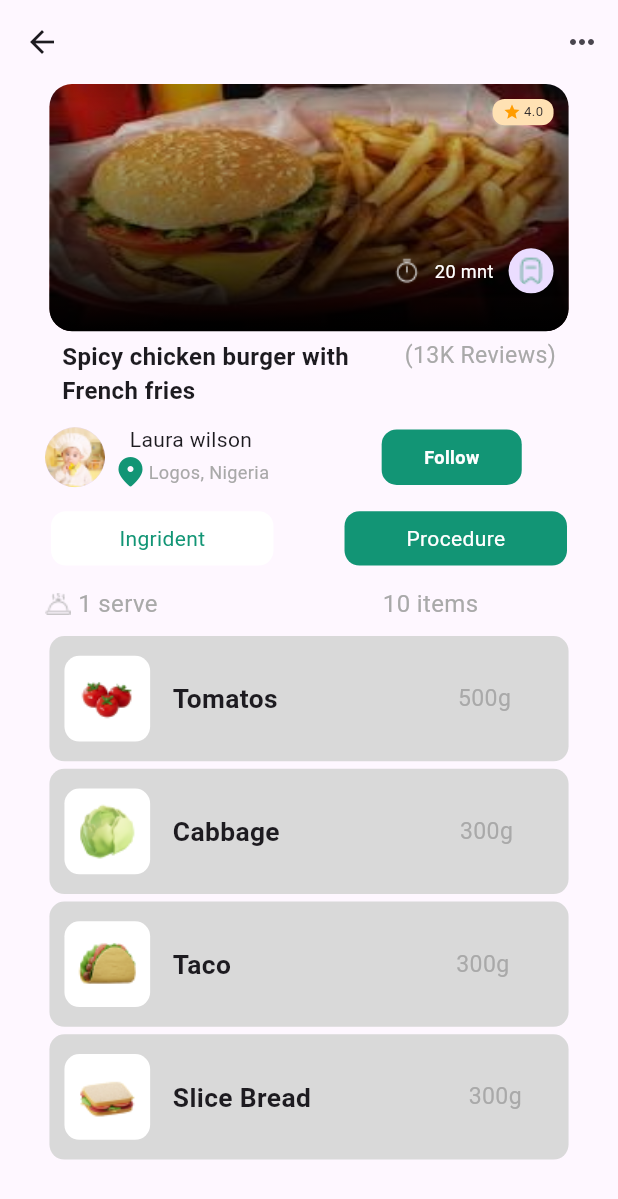
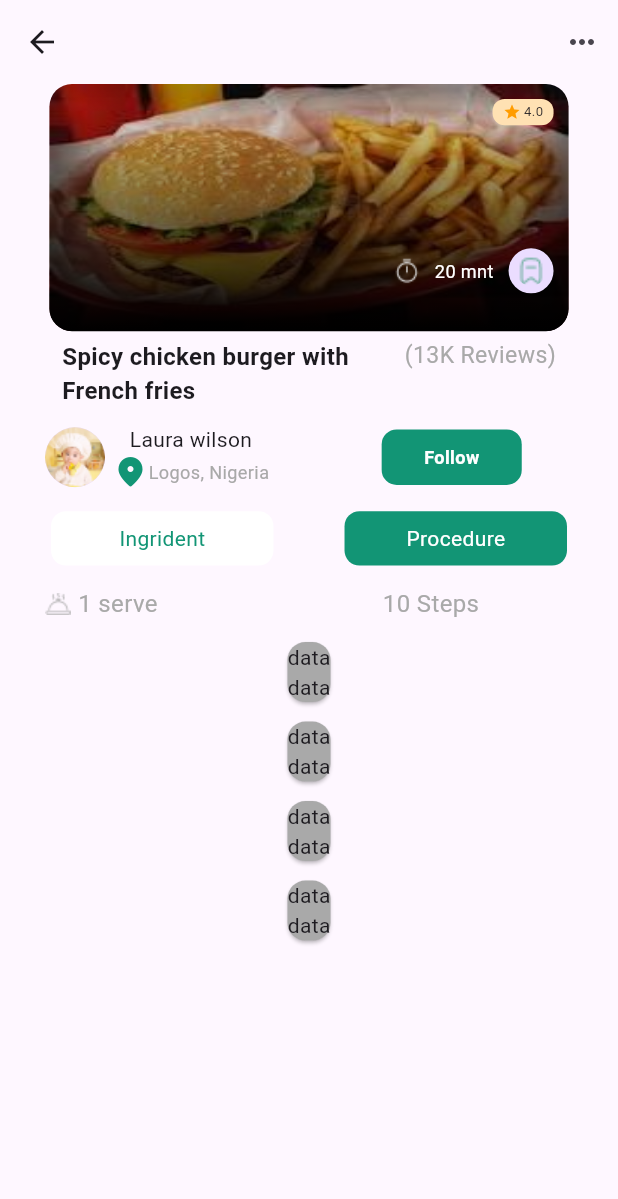
Before and after one commit to ShawanaAslam/CookPad, a Flutter app: the RecipeIngridentView screen opened directly, after a tap on "Procedure", on a phone screen of 412 x 824 dp. Shown: the top 1199 px of the screen. Run offline on Flutter 3.47's test engine with Material 3 defaults, Android fonts, the phone set to English and light mode, and no system bars; our stand-ins replace animated_bottom_navigation_bar, flutter_screenutil, font_awesome_flutter, get, google_fonts.

Commit message:
code updated

```diff
--- a/lib/main.dart
+++ b/lib/main.dart
@@ -52,7 +52,7 @@ class MyApp extends StatelessWidget {
               useMaterial3: true,
             ),
 //<<<<<<< HEAD
-            home:SplashView()
+           // home:SplashView()
 // <<<<<<< Updated upstream
 //                 //NotificationAllView()
 //                 //BottomBar()
--- a/lib/src/view/Home_views/notificationAll_view/notificationAll_view.dart
+++ b/lib/src/view/Home_views/notificationAll_view/notificationAll_view.dart
@@ -15,7 +15,7 @@ class NotificationAllView extends StatefulWidget {
 
 class _NotificationAllViewState extends State<NotificationAllView> {
 
-  int check=0;
+  int check=1;
 
   @override
   Widget build(BuildContext context) {
--- a/lib/src/view/Home_views/recipe_ingrident/recipeIngrident_Widget/ingridentIcon_Row.dart
+++ b/lib/src/view/Home_views/recipe_ingrident/recipeIngrident_Widget/ingridentIcon_Row.dart
@@ -4,7 +4,8 @@ import 'package:cookpad/src/constants/pictures.dart';
 import 'package:flutter/material.dart';
 import 'package:flutter_screenutil/flutter_screenutil.dart';
 class IngridentIconRow extends StatelessWidget {
-  const IngridentIconRow({super.key});
+  String ing;
+   IngridentIconRow({super.key, required this.ing});
 
   @override
   Widget build(BuildContext context) {
@@ -13,7 +14,7 @@ class IngridentIconRow extends StatelessWidget {
       SizedBox(width: 5,),
       RowWidget(txt: '1 serve',clr: AppColors.greyColor,fntsze: 11.sp,fntwt: FontWeight.w400,),
       SizedBox(width: 150,),
-      RowWidget(txt: '10 items',clr: AppColors.greyColor,fntsze: 11.sp,fntwt: FontWeight.w400),
+      RowWidget(txt: '10 $ing',clr: AppColors.greyColor,fntsze: 11.sp,fntwt: FontWeight.w400),
 
     ],);
   }
--- a/lib/src/view/Home_views/recipe_ingrident/recipeIngrident_view.dart
+++ b/lib/src/view/Home_views/recipe_ingrident/recipeIngrident_view.dart
@@ -22,7 +22,7 @@ class RecipeIngridentView extends StatefulWidget {
 }
 
 class _RecipeIngridentViewState extends State<RecipeIngridentView> {
-  int check = 0;
+  int check = 1;
   @override
   Widget build(BuildContext context) {
     return Scaffold(
@@ -272,7 +272,25 @@ class _RecipeIngridentViewState extends State<RecipeIngridentView> {
               SizedBox(
                 height: 10,
               ),
-              IngridentIconRow(),
+              check==1?IngredientContainer():ProedureContainer()
+
+
+            ],
+          ),
+        ),
+      ),
+    );
+  }
+}
+
+class IngredientContainer extends StatelessWidget {
+  const IngredientContainer({super.key});
+
+  @override
+  Widget build(BuildContext context) {
+    return  Container(
+      child:Column(children:[
+        IngridentIconRow(ing: 'items',),
         SizedBox(
           height: 10,
         ),
@@ -309,10 +327,62 @@ class _RecipeIngridentViewState extends State<RecipeIngridentView> {
           path: Pic.slice,
           wdt: 105,
         ),
-            ],
-          ),
-        ),
-      ),
-    );
+      ])
+      ,              );
   }
 }
+
+
+
+class ProedureContainer extends StatelessWidget {
+  const ProedureContainer({super.key});
+
+  @override
+  Widget build(BuildContext context) {
+    return  Container(
+      child:Column(children:[
+        IngridentIconRow(ing: 'Steps',),
+        SizedBox(
+          height: 10,
+        ),
+       Card(
+         color: AppColors.greyColor,
+         child: Column(children: [
+           Text('data'),
+           Text('data'),
+         ],),
+       ),
+        SizedBox(
+          height: 5,
+        ),
+        Card(
+          color: AppColors.greyColor,
+          child: Column(children: [
+            Text('data'),
+            Text('data'),
+          ],),
+        ),
+        SizedBox(
+          height: 5,
+        ),
+        Card(
+          color: AppColors.greyColor,
+          child: Column(children: [
+            Text('data'),
+            Text('data'),
+          ],),
+        ),
+        SizedBox(
+          height: 5,
+        ),
+        Card(
+          color: AppColors.greyColor,
+          child: Column(children: [
+            Text('data'),
+            Text('data'),
+          ],),
+        ),
+      ])
+      ,              );
+  }
+}
```
Also changed, not shown: lib/src/common_widgets/searchRow.dart (+71 -13 lines). Lines whose indentation alone changed are shown as unchanged.
